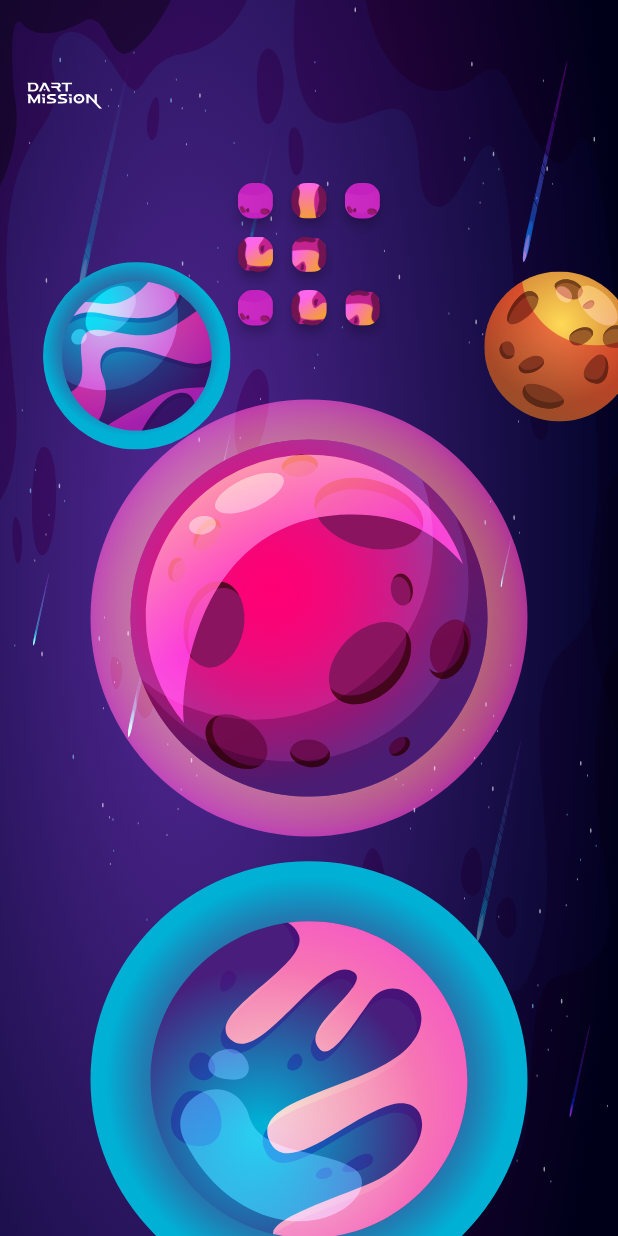
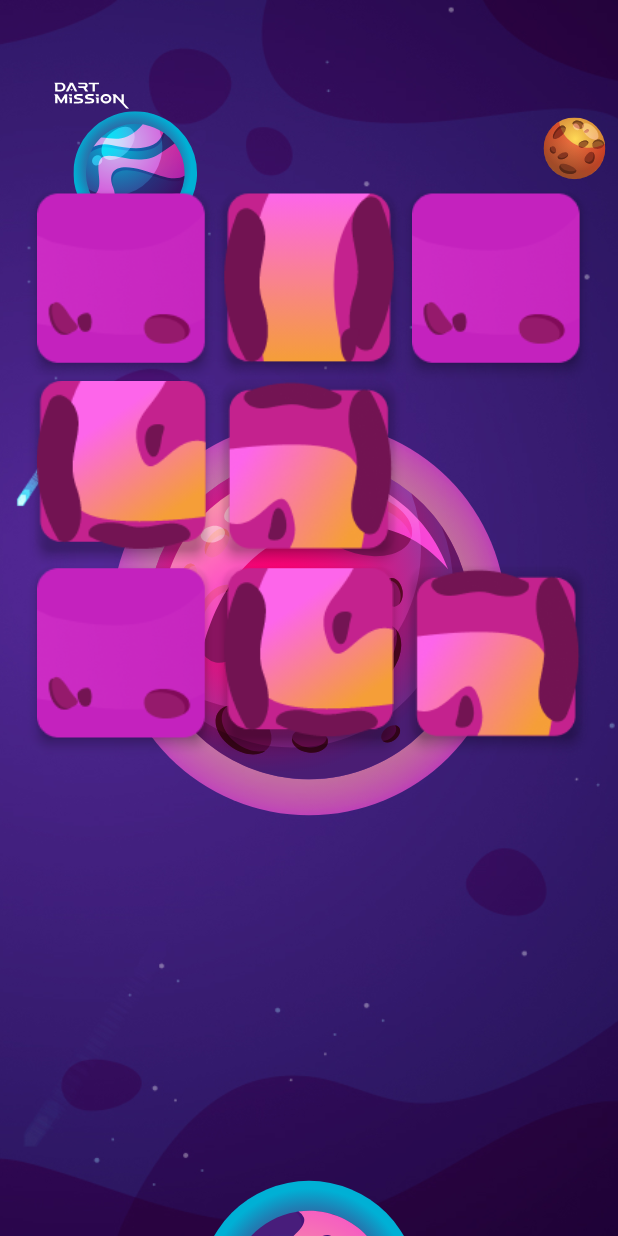
Before and after one commit to PixelaGt/dartmission, a Flutter app: the screen it shows after launch, after a tap on an icon or button, on a phone screen of 412 x 824 dp. Run offline on Flutter 3.47's test engine with Material 2 defaults, Android fonts, the phone set to English and light mode, and no system bars; our stand-ins replace bloc, flutter_svg, google_fonts; generated files the repository leaves out were written again.

Commit message:
Adds responsive design to mobile

```diff
--- a/lib/src/ui/screens/level_screen.dart
+++ b/lib/src/ui/screens/level_screen.dart
@@ -399,45 +399,58 @@ class _LevelScreenState extends State<LevelScreen> {
     final screenWidth = media.size.width;
     final screenHeight = media.size.height;
 
+    // final height = media.size.height;
+    final isMobile = screenWidth <= 760;
+    final isTablet = screenWidth > 760 && screenWidth <= 1024;
+
     return ScreenWrapper(
+      child: Container(
+        padding: const EdgeInsets.symmetric(horizontal: 20),
+        decoration: const BoxDecoration(
+          image: DecorationImage(
+            image: AssetImage('assets/images/jpg/background_space.jpg'),
+            fit: BoxFit.cover,
+          ),
+        ),
         child: Stack(
           children: [
-          Assets.images.svg.backgroundSpace2.svg(
-            fit: BoxFit.fill,
-          ),
             Align(
               alignment: Alignment(
-              Alignment.bottomLeft.x - 0.45,
-              Alignment.bottomLeft.y + 0.90,
+                isMobile ? Alignment.center.x : Alignment.bottomLeft.x - 0.45,
+                Alignment.bottomLeft.y + (isMobile ? 0.45 : isTablet ? 0.3 : 0.90),
               ),
               child: Assets.images.svg.pinkAndBluePlanet.svg(
-              width: 500,
-              height: 500,
+                width: isMobile ? screenWidth * 0.5 :
+                  isTablet ? screenWidth * 0.3 : 500,
+                height: isMobile ? screenWidth * 0.5 :
+                  isTablet ? screenWidth * 0.3 : 500,
                 //
               ),
             ),
             Align(
-            child: Assets.images.svg.pinkPlanet.svg(),
+              child: Assets.images.svg.pinkPlanet.svg(
+                width: isMobile ? screenWidth : screenWidth * 0.5
+              ),
             ),
             Align(
               alignment: Alignment(
                 Alignment.topRight.x + 0.07,
-              Alignment.topCenter.y + 0.5,
+                Alignment.topCenter.y + (isMobile ? 0.2 : 0.5),
               ),
               child: Assets.images.svg.orangePlanet.svg(
-              width: 100,
-              height: 100,
+                width: isMobile ? screenWidth * 0.1 : 100,
+                height: isMobile ? screenWidth * 0.1 : 100,
                 //
               ),
             ),
             Align(
               alignment: Alignment(
                 Alignment.center.x - 0.8,
-              Alignment.centerLeft.y - 0.5,
+                Alignment.centerLeft.y - (isMobile ? 0.8 : 0.5),
               ),
               child: Assets.images.svg.pinkAndCianPlanet.svg(
-              width: 125,
-              height: 125,
+                width: isMobile ? screenWidth * 0.2 : 125,
+                height: isMobile ? screenWidth * 0.2 : 125,
                 //
               ),
             ),
@@ -458,9 +471,13 @@ class _LevelScreenState extends State<LevelScreen> {
                 Alignment.center.y,
               ),
               child: Padding(
-              padding: EdgeInsets.only(top: screenHeight * 0.1),
+                padding: EdgeInsets.only(
+                  top: isMobile ? 0 :
+                    isTablet ? screenHeight * 0.01 : screenHeight * 0.1,
+                ),
                 child: SizedBox(
-                width: screenWidth / 4,
+                  width: isMobile ? screenWidth * 0.9 :
+                    isTablet ? screenWidth * 0.6 : screenWidth * 0.25,
                   child: GridView.builder(
                     itemCount: columns * rows,
                     gridDelegate: SliverGridDelegateWithFixedCrossAxisCount(
@@ -479,6 +496,7 @@ class _LevelScreenState extends State<LevelScreen> {
             ),
           ],
         ),
+      ),
     );
   }
 }
```
Lines whose indentation alone changed are shown as unchanged.
